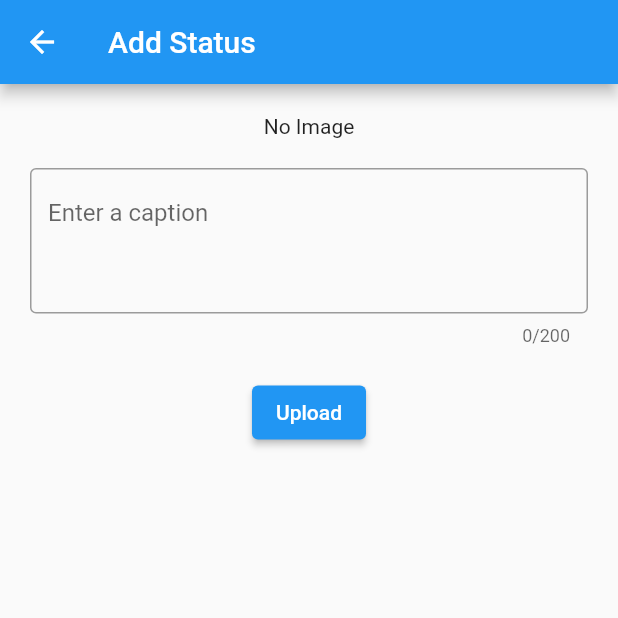
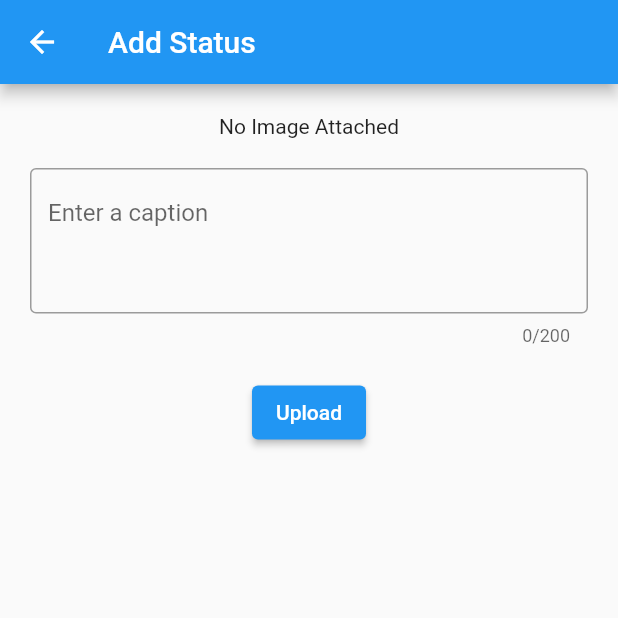
Before and after one commit to lildaizee/score-Lah, a Flutter app: the AddStatus screen opened directly with empty values, on a phone screen of 412 x 824 dp, the top half of it. Run offline on Flutter 3.47's test engine with Material 2 defaults, Android fonts, the phone set to English and light mode, and no system bars; our stand-ins replace cached_network_image, carousel_slider, cloud_firestore, file_picker, firebase_auth, firebase_core and 4 more; accounts and stored records are empty.

Commit message:
3. Add Status - Image

```diff
--- a/lib/Screen/Admin/AddStatus.dart
+++ b/lib/Screen/Admin/AddStatus.dart
@@ -35,7 +35,7 @@ class _AddStatusState extends State<AddStatus> {
               children: [
                 Gap(20),
                 widget.statusPhoto.isEmpty
-                    ? Text('No Image')
+                    ? Text('No Image Attached')
                     : CarouselSlider(
                         items: widget.statusPhoto.map((e) {
                           return Container(
@@ -74,7 +74,8 @@ class _AddStatusState extends State<AddStatus> {
                     ),
                     maxLines: 3,
                     maxLength: 200,
-                    validator: (val) => val == '' ? 'Please enter a caption' : null,
+                    validator: (val) =>
+                        val == '' ? 'Please enter a caption' : null,
                   ),
                 ),
                 Gap(20),
@@ -82,18 +83,24 @@ class _AddStatusState extends State<AddStatus> {
                   onPressed: () {
                     if (_key.currentState.validate()) {
                       StatusModel statusModel = StatusModel(
-                        uploaderID: context.read<AuthServiceProvider>().getUserID,
+                        uploaderID:
+                            context.read<AuthServiceProvider>().getUserID,
                         caption: captionController.text.trim(),
                         picture: widget.statusPhoto,
                         comments: [],
                       );
 
-                      context.read<StatusServiceProvider>().uploadStatus(statusModel).then((value) {
+                      context
+                          .read<StatusServiceProvider>()
+                          .uploadStatus(statusModel)
+                          .then((value) {
                         if (value) {
-                          ScaffoldMessenger.of(context).showSnackBar(SnackBar(content: Text('Status Uploaded')));
+                          ScaffoldMessenger.of(context).showSnackBar(
+                              SnackBar(content: Text('Status Uploaded')));
                           return Navigator.of(context).pop();
                         }
-                        ScaffoldMessenger.of(context).showSnackBar(SnackBar(content: Text('Status upload failed')));
+                        ScaffoldMessenger.of(context).showSnackBar(
+                            SnackBar(content: Text('Status upload failed')));
                         return Navigator.of(context).pop();
                       });
                     }
```
